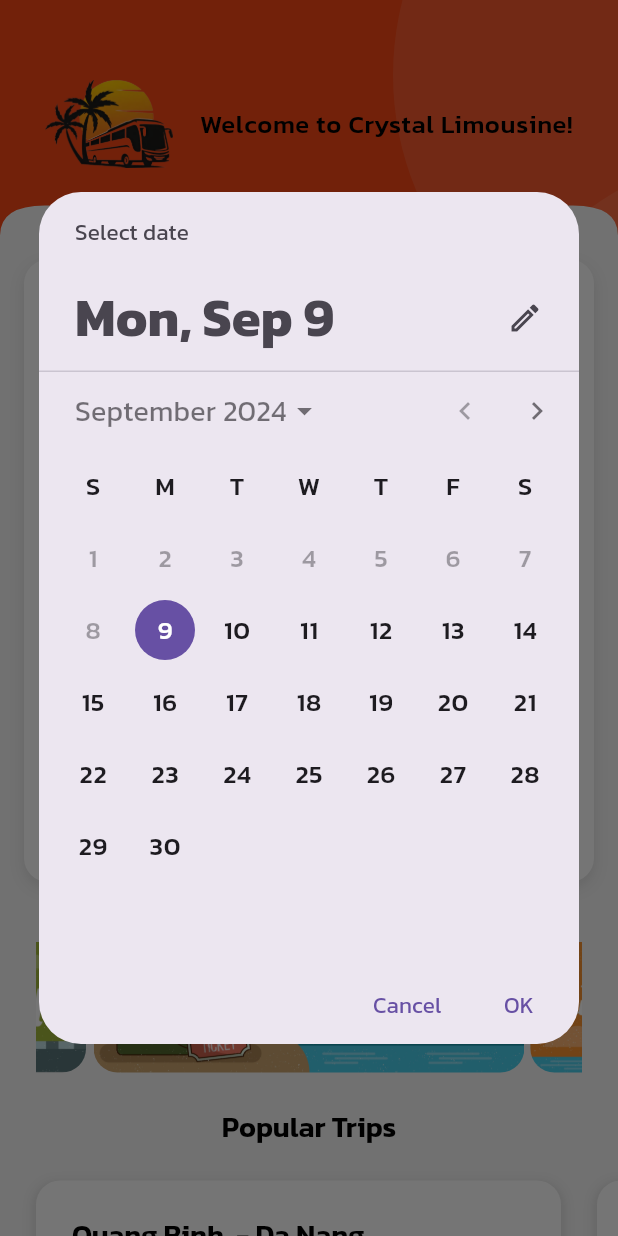
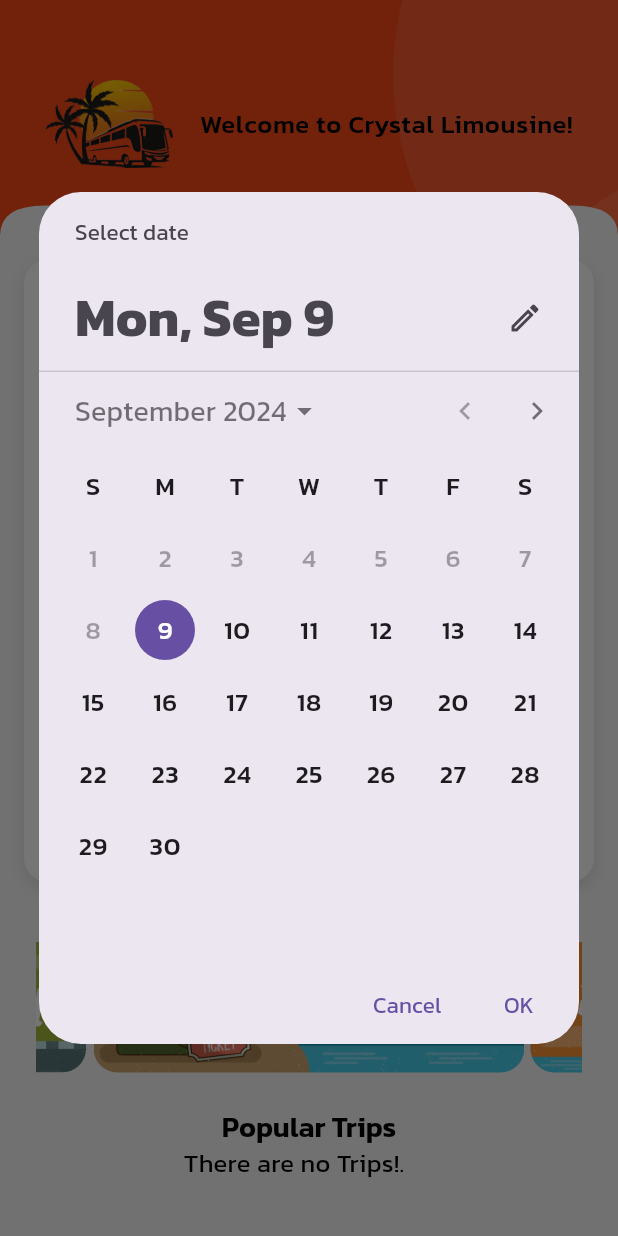
Before and after one commit to mixihuyen/final_year_project, a Flutter app: the HomeScreen screen opened directly, after a tap on "Date", on a phone screen of 412 x 824 dp. Run offline on Flutter 3.47's test engine with Material 3 defaults, Android fonts, the phone set to English and light mode, and no system bars; drawn by our look-alikes of carousel_slider; our stand-ins replace cached_network_image, cloud_firestore, connectivity_plus, firebase_auth, firebase_core, firebase_storage and 14 more; missing offline and left inert: dart:ffi; accounts and stored records are empty.

Commit message:
Fetch Trips Data from Firebase

```diff
--- a/lib/common/widgets/tickets/ticket_card/ticket_card.dart
+++ b/lib/common/widgets/tickets/ticket_card/ticket_card.dart
@@ -1,8 +1,13 @@
 import 'package:final_year_project/common/styles/shadows.dart';
 import 'package:final_year_project/common/widgets/text/ticket_title_text.dart';
+import 'package:final_year_project/features/application/controllers/trip_controller.dart';
+import 'package:final_year_project/features/application/models/start_model.dart';
+import 'package:final_year_project/features/application/models/trip_model.dart';
 import 'package:flutter/material.dart';
 import 'package:get/get.dart';
 import 'package:get/get_core/src/get_main.dart';
+import '../../../../features/application/controllers/category_controller.dart';
+import '../../../../features/application/models/category_model.dart';
 import '../../../../features/application/screens/cart/cart.dart';
 import '../../../../utils/constants/colors.dart';
 import '../../../../utils/constants/sizes.dart';
@@ -13,13 +18,22 @@ import '../../text/ticket_price_text.dart';
 import '../ticket_location/ticket_location.dart';
 
 class TTicketCard extends StatelessWidget {
-  const TTicketCard({super.key});
+  const TTicketCard({super.key, required this.trip});
+
+  final TripModel trip;
 
   @override
   Widget build(BuildContext context) {
     final dark = THelperFunctions.isDarkMode(context);
+    final categoryController = Get.put(CategoryController());
+    return Obx(() {
+      CategoryModel? category = categoryController.allCategories
+          .firstWhereOrNull(
+            (category) => category.id == trip.categoryId,
+      );
+
       return GestureDetector(
-      onTap: (){},
+        onTap: () {},
         child: Container(
           width: 350,
           margin: const EdgeInsets.only(
@@ -36,51 +50,75 @@ class TTicketCard extends StatelessWidget {
             mainAxisSize: MainAxisSize.min,
             crossAxisAlignment: CrossAxisAlignment.start,
             children: [
+
               /// -- Title
-            const TTicketTitleText(title: TTexts.titleTicket1),
+              TTicketTitleText(
+                  title: '${trip.start != null
+                      ? trip.start!.startProvince
+                      : ''} - ${trip.end != null
+                      ? trip.end!.endProvince
+                      : ''}'),
               const SizedBox(height: TSizes.spaceBtwItems),
+
               /// -- Divider
               const Divider(),
+
               /// -- Ticket Details
-            const Row(
+              Row(
                 mainAxisAlignment: MainAxisAlignment.spaceBetween,
                 crossAxisAlignment: CrossAxisAlignment.start,
                 children: [
+
                   /// -- Icon
-                TicketDetailIcons(),
+                  const TicketDetailIcons(),
+
                   /// -- Details
                   Column(
                     crossAxisAlignment: CrossAxisAlignment.start,
                     children: [
                       TicketTimeLocation(
-                      time: '08:25',
-                      location: 'BX Le Thuy',
-                      province: 'Quang Binh',
-                    ),
-                    SizedBox(height: TSizes.spaceBtwItems),
+                          time: trip.start != null
+                              ? trip.start!.departureTime
+                              : '',
+                          location: trip.start != null ? trip.start!
+                              .startLocation : '',
+                          province: trip.start != null ? trip.start!
+                              .startProvince : ''),
+                      const SizedBox(height: TSizes.spaceBtwItems),
                       TicketTimeLocation(
-                      time: '14:20',
-                      location: 'BX Trung Tam Da Nang',
-                      province: 'Da Nang',
-                    ),
+                          time: trip.end != null ? trip.end!.arrivalTime : '',
+                          location: trip.end != null
+                              ? trip.end!.endLocation
+                              : '',
+                          province: trip.end != null
+                              ? trip.end!.endProvince
+                              : '')
                     ],
                   ),
                   Text(
-                  'Còn trống: 4',
-                  style: TextStyle(
+                    'Seats Available: ${trip.seatsAvailable}',
+                    style: const TextStyle(
                       color: Colors.green,
                     ),
                   ),
                 ],
               ),
+
               /// -- Divider
               const Divider(),
+
               /// -- Price and Button
               Row(mainAxisAlignment: MainAxisAlignment.spaceBetween, children: [
-              Text(TTexts.room34, style: Theme.of(context).textTheme.titleMedium),
+                Text(category != null ? category.name : 'Unknown Category',
+                    style: Theme
+                        .of(context)
+                        .textTheme
+                        .titleMedium),
                 Column(children: [
+
                   /// -- Price
-                const TTicketPriceText(price: '250.000'),
+                  TTicketPriceText(price: trip.getFormattedPrice()),
+
                   /// -- Button
                   ElevatedButton(
                     style: ElevatedButton.styleFrom(
@@ -92,7 +130,11 @@ class TTicketCard extends StatelessWidget {
                     ),
                     onPressed: () => Get.to(() => const CartScreen()),
                     child: Text(TTexts.bookTicket,
-                      style: Theme.of(context).textTheme.bodyLarge!.apply(color: TColors.white)),
+                        style: Theme
+                            .of(context)
+                            .textTheme
+                            .bodyLarge!
+                            .apply(color: TColors.white)),
                   ),
                 ]),
               ]),
@@ -100,5 +142,6 @@ class TTicketCard extends StatelessWidget {
           ),
         ),
       );
+    });
   }
 }
--- /dev/null
+++ b/lib/data/repositories/tips/trip_repository.dart
@@ -0,0 +1,31 @@
+import 'package:cloud_firestore/cloud_firestore.dart';
+import 'package:final_year_project/features/application/models/trip_model.dart';
+import 'package:flutter/services.dart';
+import 'package:get/get.dart';
+import 'package:get/get_core/src/get_main.dart';
+import 'package:get/get_state_manager/src/simple/get_controllers.dart';
+
+import '../../../utils/exceptions/firebase_exceptions.dart';
+import '../../../utils/exceptions/platform_exceptions.dart';
+
+class TripRepository extends GetxController {
+  static TripRepository get instance => Get.find();
+
+  final _db = FirebaseFirestore.instance;
+
+  // Get all trips
+  Future<List<TripModel>> getAllTrips() async {
+    try {
+      final snapshot = await _db.collection('Trips').get();
+      final list = snapshot.docs.map((document) =>
+          TripModel.fromSnapshot(document)).toList();
+      return list;
+    } on FirebaseException catch (e) {
+      throw TFirebaseException(e.code).message;
+    } on PlatformException catch (e) {
+      throw TPlatformException(e.code).message;
+    } catch (e) {
+      throw 'Something went wrong. Please try again';
+    }
+  }
+}
--- /dev/null
+++ b/lib/features/application/controllers/trip_controller.dart
@@ -0,0 +1,37 @@
+import 'package:final_year_project/features/application/models/trip_model.dart';
+import 'package:get/get.dart';
+
+import '../../../data/repositories/tips/trip_repository.dart';
+import '../../../utils/popups/loaders.dart';
+
+class TripController extends GetxController {
+  static TripController get instance => Get.find();
+
+  RxList<TripModel> allTrips = <TripModel>[].obs;
+  final isLoading = false.obs;
+  final _tripRepository = Get.put(TripRepository());
+
+  @override
+  void onInit() {
+    fetchAllTrips();
+    super.onInit();
+  }
+  Future<void> fetchAllTrips() async {
+    try {
+      //Show loader while loading categories
+      isLoading.value = true;
+
+      // Fetch categories from data source (Firestore, API, ..)
+      final trips = await _tripRepository.getAllTrips();
+
+      //Update the category list
+      allTrips.assignAll(trips);
+
+
+    } catch (e) {
+      TLoaders.errorSnackBar(title: 'Oh Snap', message: e.toString());
+    } finally {
+      isLoading.value = false;
+    }
+  }
+}
--- /dev/null
+++ b/lib/features/application/models/trip_model.dart
@@ -0,0 +1,67 @@
+import 'package:cloud_firestore/cloud_firestore.dart';
+import 'package:final_year_project/features/application/models/start_model.dart';
+import 'package:intl/intl.dart';
+
+import '../../../common/widgets/tickets/ticket_location/ticket_location.dart';
+import 'end_model.dart';
+
+class TripModel {
+  String id;
+  double price;
+  String? categoryId;
+  int seatsAvailable;
+  StartModel? start;
+  EndModel? end;
+
+
+  TripModel({
+    required this.id,
+    required this.price,
+    this.categoryId,
+    required this.seatsAvailable,
+    this.start,
+    this.end
+  });
+
+  /// Phương thức để tạo một đối tượng TripModel rỗng
+  static TripModel empty() => TripModel(
+    id: '',
+    price: 0,
+    categoryId: '',
+    seatsAvailable: 0,
+
+  );
+
+  /// Chuyển đổi TripModel sang JSON để lưu trữ trong Firestore
+  Map<String, dynamic> toJson() {
+    return {
+      'Price': price,
+      'CategoryId': categoryId,
+      'SeatsAvailable': seatsAvailable,
+      'Start' : start!.toJson(),
+      'End' : end!.toJson()
+    };
+  }
+
+  /// Chuyển từ dữ liệu Firestore snapshot thành một đối tượng TripModel
+  factory TripModel.fromSnapshot(DocumentSnapshot<Map<String, dynamic>> document) {
+    if (document.data() == null) return TripModel.empty();
+    final data = document.data()!;
+    return TripModel(
+      id: document.id,
+      price: double.parse((data['Price'] ?? 0).toString()),
+      categoryId: data['CategoryId'] ?? '',
+      seatsAvailable: data['SeatsAvailable'] ?? 0,
+      start: StartModel.fromJson(data['Start']),
+      end: EndModel.fromJson(data['End'])
+    );
+  }
+  String getFormattedPrice() {
+    final numberFormat = NumberFormat.currency(
+      locale: 'vi_VN', // Đặt ngôn ngữ là tiếng Việt
+      symbol: 'VND', // Đơn vị tiền tệ là VND
+      decimalDigits: 0, // Số chữ số thập phân
+    );
+    return numberFormat.format(price);
+  }
+}
--- a/lib/features/application/screens/home/widgets/popular_trips.dart
+++ b/lib/features/application/screens/home/widgets/popular_trips.dart
@@ -1,22 +1,33 @@
 import 'package:flutter/cupertino.dart';
 import 'package:flutter/material.dart';
+import 'package:get/get.dart';
+import 'package:get/get_core/src/get_main.dart';
 
+import '../../../../../common/widgets/layouts/grid_layout.dart';
 import '../../../../../common/widgets/tickets/ticket_card/ticket_card.dart';
 import '../../../../../utils/constants/sizes.dart';
+import '../../../controllers/trip_controller.dart';
+import '../../../models/trip_model.dart';
 
 class PopularTrips extends StatelessWidget {
   const PopularTrips({super.key});
 
   @override
   Widget build(BuildContext context) {
-    return const SingleChildScrollView(
-      scrollDirection: Axis.horizontal,
-      child: Row(
-        children: [
-          TTicketCard(),
-          TTicketCard(),
-        ],
-      ),
-    );
+    final controller = Get.put(TripController());
+    return SingleChildScrollView(
+        padding: const EdgeInsets.only(right: 20),
+        child: Obx(() {
+          if (controller.isLoading.value) return const Center(child: CircularProgressIndicator());
+          if (controller.allTrips.isEmpty) {
+            return Center(
+                child: Text("There are no Trips!.",
+                    style: Theme.of(context).textTheme.bodyMedium));
+          }
+          return TGridLayout(
+              itemCount: controller.allTrips.length,
+              itemBuilder: (_, index) =>
+                  TTicketCard(trip: controller.allTrips[index]));
+        }));
   }
 }
--- a/lib/features/application/screens/ticket/widgets/my_ticket_list.dart
+++ b/lib/features/application/screens/ticket/widgets/my_ticket_list.dart
@@ -83,7 +83,7 @@ class TMyTicketListItem extends StatelessWidget {
                 ),
                 Row(
                   children: [
-                    Text('Date: ',
+                    Text('Departure date: ',
                         style: Theme.of(context).textTheme.bodyMedium),
                     Text('13/03/2024 ',
                         style: Theme.of(context).textTheme.bodyMedium),
--- a/lib/features/application/screens/trips/allTrips.dart
+++ b/lib/features/application/screens/trips/allTrips.dart
@@ -7,6 +7,7 @@ import 'package:final_year_project/utils/constants/colors.dart';
 import 'package:final_year_project/utils/constants/sizes.dart';
 import 'package:final_year_project/utils/helpers/helper_functions.dart';
 import 'package:flutter/cupertino.dart';
+import 'package:flutter/foundation.dart';
 import 'package:flutter/material.dart';
 import 'package:gap/gap.dart';
 import 'package:get/get.dart';
```
Also changed, not shown: lib/common/widgets/text/ticket_price_text.dart (+4 -3 lines), lib/features/application/models/end_model.dart (added, +48 -0 lines), lib/features/application/models/start_model.dart (added, +57 -0 lines), lib/features/application/screens/trips/widgets/trip_tab.dart (+12 -2 lines). Lines whose indentation alone changed are shown as unchanged.
